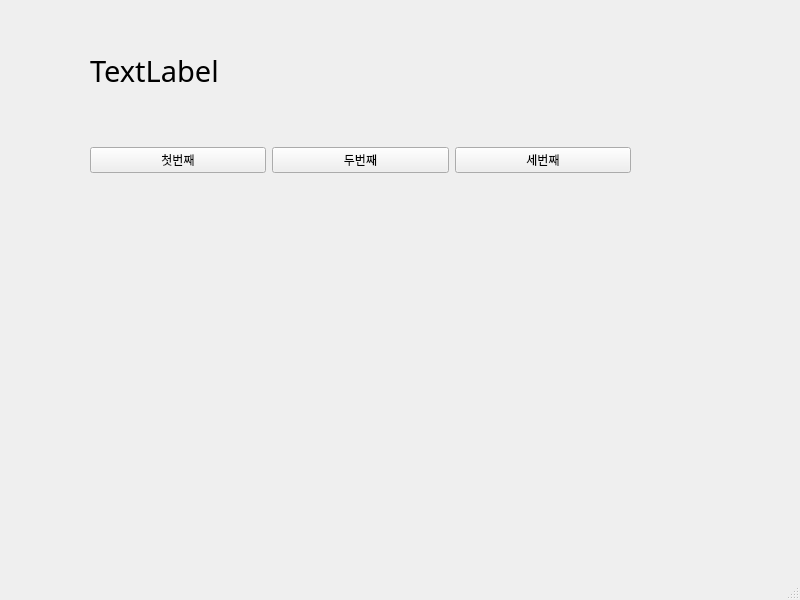
Old version of the form DemoForm2.ui in the repository wjdxo513/python_example.
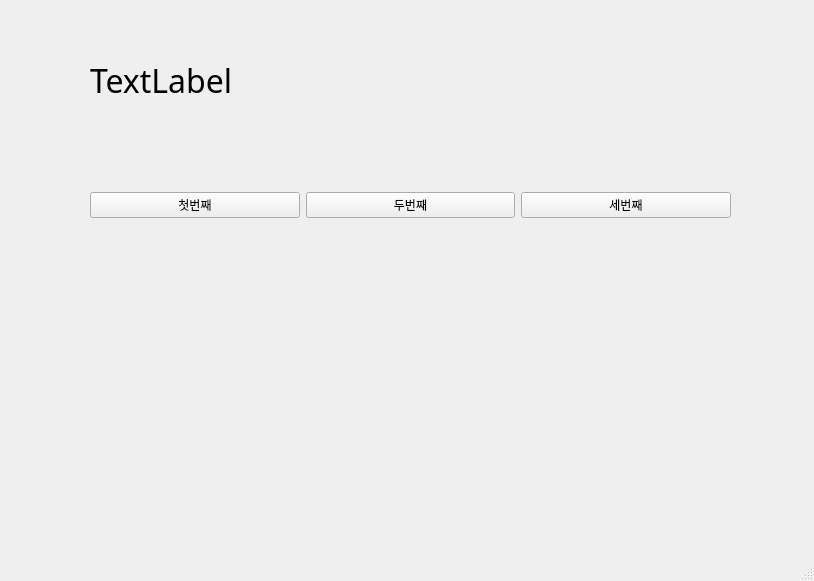
New version of the form.

```diff
--- a/DemoForm2.ui
+++ b/DemoForm2.ui
@@ -6,8 +6,8 @@
    <rect>
     <x>0</x>
     <y>0</y>
-    <width>800</width>
-    <height>600</height>
+    <width>814</width>
+    <height>581</height>
    </rect>
   </property>
   <property name="windowTitle">
@@ -18,14 +18,14 @@
     <property name="geometry">
      <rect>
       <x>90</x>
-      <y>110</y>
-      <width>541</width>
-      <height>101</height>
+      <y>140</y>
+      <width>641</width>
+      <height>131</height>
      </rect>
     </property>
     <layout class="QHBoxLayout" name="horizontalLayout">
      <item>
-      <widget class="QPushButton" name="pushButton_3">
+      <widget class="QPushButton" name="pushButton">
        <property name="text">
         <string>첫번째</string>
        </property>
@@ -39,7 +39,7 @@
       </widget>
      </item>
      <item>
-      <widget class="QPushButton" name="pushButton">
+      <widget class="QPushButton" name="pushButton_3">
        <property name="text">
         <string>세번째</string>
        </property>
@@ -52,14 +52,14 @@
      <rect>
       <x>90</x>
       <y>50</y>
-      <width>531</width>
-      <height>41</height>
+      <width>631</width>
+      <height>61</height>
      </rect>
     </property>
     <property name="font">
      <font>
-      <family>굴림</family>
-      <pointsize>22</pointsize>
+      <family>굴림체</family>
+      <pointsize>24</pointsize>
      </font>
     </property>
     <property name="text">
```
Left out of the diff: 64 changed lines with no effect on the pictures.
